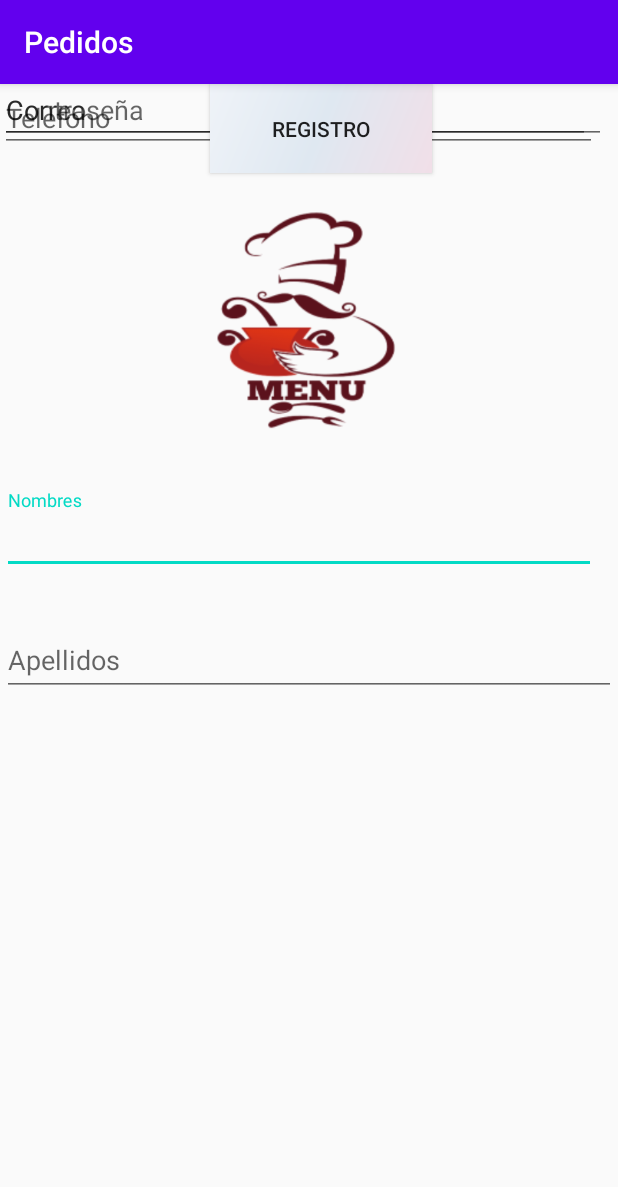
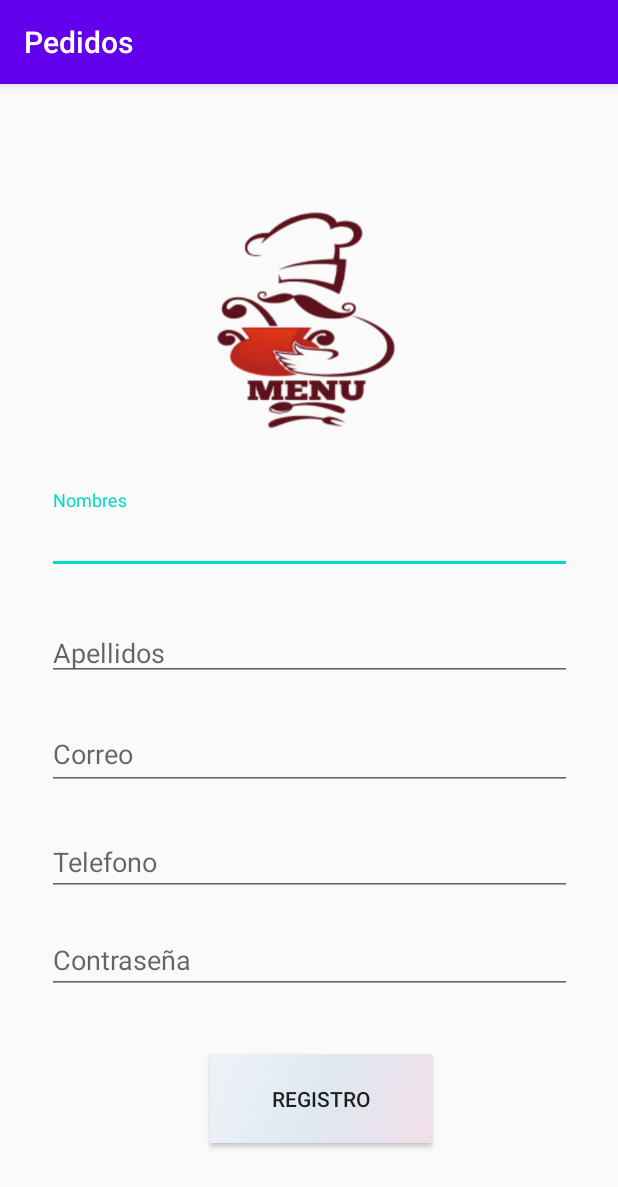
Before and after one commit to drincon28/Pedidos, an Android app: the fragment SignUpFragment shown on its own in the app's theme, on a phone screen of 412 x 824 dp. Shown: the top 1187 px of the screen. Run offline under Robolectric (Android 15) with nearby library versions, the phone set to English and light mode, and no system bars.

Commit message:
Login and SignUp form layout fixes. Added user coupons activity layout.

```diff
--- a/app/src/main/res/layout/fragment_signup.xml
+++ b/app/src/main/res/layout/fragment_signup.xml
@@ -37,84 +37,103 @@
 
     <com.google.android.material.textfield.TextInputLayout
         android:id="@+id/textInputLayout3"
-        android:layout_width="409dp"
+        android:layout_width="350dp"
         android:layout_height="wrap_content"
-        android:layout_marginStart="1dp"
+        android:layout_marginStart="10dp"
         android:layout_marginTop="40dp"
-        android:layout_marginEnd="1dp"
+        android:layout_marginEnd="10dp"
         app:layout_constraintEnd_toEndOf="parent"
         app:layout_constraintStart_toStartOf="parent"
         app:layout_constraintTop_toBottomOf="@+id/imageView2">
 
         <com.google.android.material.textfield.TextInputEditText
             android:id="@+id/signup_form_names_input"
-            android:layout_width="396dp"
+            android:layout_width="350dp"
             android:layout_height="wrap_content"
             android:hint="@string/app_signup_name_hint"
+            android:importantForAutofill="no"
             android:textColorHighlight="#D1B6D1"
             android:textColorLink="#D1B6D1" />
     </com.google.android.material.textfield.TextInputLayout>
 
     <com.google.android.material.textfield.TextInputLayout
         android:id="@+id/textInputLayout4"
-        android:layout_width="409dp"
+        android:layout_width="350dp"
         android:layout_height="wrap_content"
-        android:layout_marginStart="1dp"
+        android:layout_marginStart="10dp"
         android:layout_marginTop="25dp"
-        android:layout_marginEnd="1dp"
+        android:layout_marginEnd="10dp"
         app:layout_constraintEnd_toEndOf="parent"
         app:layout_constraintStart_toStartOf="parent"
         app:layout_constraintTop_toBottomOf="@+id/textInputLayout3">
 
         <com.google.android.material.textfield.TextInputEditText
             android:id="@+id/signup_form_surnames_input"
-            android:layout_width="match_parent"
-            android:layout_height="wrap_content"
+            android:layout_width="350dp"
+            android:layout_height="35dp"
             android:hint="@string/app_signup_surname_hint"
+            android:importantForAutofill="no"
             android:textColorHighlight="#D1B6D1"
             android:textColorLink="#D1B6D1" />
     </com.google.android.material.textfield.TextInputLayout>
 
     <EditText
         android:id="@+id/signup_form_mail_input"
-        android:layout_width="404dp"
-        android:layout_height="40dp"
+        android:layout_width="350dp"
+        android:layout_height="47dp"
+        android:layout_marginStart="10dp"
+        android:layout_marginTop="25dp"
+        android:layout_marginEnd="10dp"
         android:ems="10"
         android:hint="@string/app_signup_mail_hint"
         android:inputType="textEmailAddress"
-        tools:layout_editor_absoluteX="1dp"
-        tools:layout_editor_absoluteY="443dp" />
+        app:layout_constraintEnd_toEndOf="parent"
+        app:layout_constraintStart_toStartOf="parent"
+        app:layout_constraintTop_toBottomOf="@+id/textInputLayout4"
+        android:importantForAutofill="no" />
 
     <EditText
         android:id="@+id/signup_form_phone_input"
-        android:layout_width="398dp"
+        android:layout_width="350dp"
         android:layout_height="45dp"
+        android:layout_marginStart="10dp"
+        android:layout_marginTop="25dp"
+        android:layout_marginEnd="10dp"
+        android:autofillHints=""
         android:ems="10"
         android:hint="@string/app_signup_phone_hint"
+        android:importantForAutofill="no"
         android:inputType="phone"
-        tools:layout_editor_absoluteX="7dp"
-        tools:layout_editor_absoluteY="512dp" />
+        app:layout_constraintEnd_toEndOf="parent"
+        app:layout_constraintStart_toStartOf="parent"
+        app:layout_constraintTop_toBottomOf="@+id/signup_form_mail_input" />
 
     <Button
         android:id="@+id/btn_signup"
         android:layout_width="148dp"
         android:layout_height="59dp"
         android:layout_marginStart="140dp"
+        android:layout_marginTop="40dp"
         android:layout_marginEnd="140dp"
         android:background="@drawable/background_bottom_nav"
         android:text="@string/app_signup_button_text"
         app:layout_constraintEnd_toEndOf="parent"
         app:layout_constraintHorizontal_bias="0.0"
         app:layout_constraintStart_toStartOf="parent"
-        tools:layout_editor_absoluteY="644dp" />
+        app:layout_constraintTop_toBottomOf="@+id/signup_form_password_input" />
 
     <EditText
         android:id="@+id/signup_form_password_input"
-        android:layout_width="393dp"
+        android:layout_width="350dp"
         android:layout_height="40dp"
+        android:layout_marginStart="10dp"
+        android:layout_marginTop="25dp"
+        android:layout_marginEnd="10dp"
         android:ems="10"
         android:hint="@string/app_signup_password_hint"
         android:inputType="textPassword"
-        tools:layout_editor_absoluteX="10dp"
-        tools:layout_editor_absoluteY="578dp" />
+        app:layout_constraintEnd_toEndOf="parent"
+        app:layout_constraintStart_toStartOf="parent"
+        app:layout_constraintTop_toBottomOf="@+id/signup_form_phone_input"
+        android:importantForAutofill="no" />
 </androidx.constraintlayout.widget.ConstraintLayout>
--- a/app/src/main/res/navigation/mobile_navigation.xml
+++ b/app/src/main/res/navigation/mobile_navigation.xml
@@ -33,4 +33,10 @@
         android:name="com.uan.pedidos.ui.user.ActivitySearchFragment"
         android:label=""
         tools:layout="@layout/activity_search" />
+
+    <fragment
+        android:id="@+id/nav_activity_coupons"
+        android:name="com.uan.pedidos.ui.user.ActivityCouponsFragment"
+        android:label=""
+        tools:layout="@layout/fragment_user_coupons" />
 </navigation>
--- a/app/src/main/res/values/strings.xml
+++ b/app/src/main/res/values/strings.xml
@@ -51,6 +51,11 @@
     <string name="order_detail_purchase_date">31-OCT-2020</string>
 
     <!-- -->
+    <string name="coupon_value">$10.000</string>
+    <string name="coupon_description">En cualquier producto</string>
+    <string name="coupon_title_text">Mis cupones</string>
+
+    <!-- -->
     <string name="user_account_nav_text">Guardar cambios</string>
     <string name="user_account_save_changes">Guardar cambios</string>
 </resources>
```
Also changed, not shown: app/src/main/java/com/uan/pedidos/ui/user/ActivityCouponsFragment.kt (added, +32 -0 lines), app/src/main/java/com/uan/pedidos/ui/user/ActivityCouponsViewModel.kt (added, +13 -0 lines), app/src/main/res/layout/coupons_layout.xml (added, +51 -0 lines), app/src/main/res/layout/fragment_login.xml (+7 -7 lines), app/src/main/res/layout/fragment_user_coupons.xml (added, +60 -0 lines).
